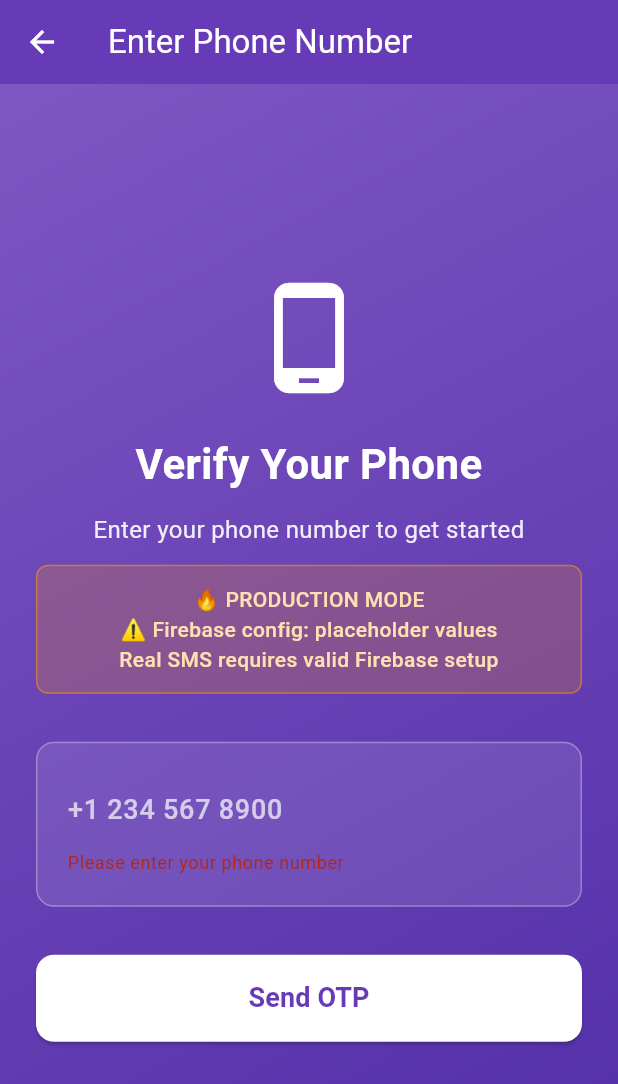
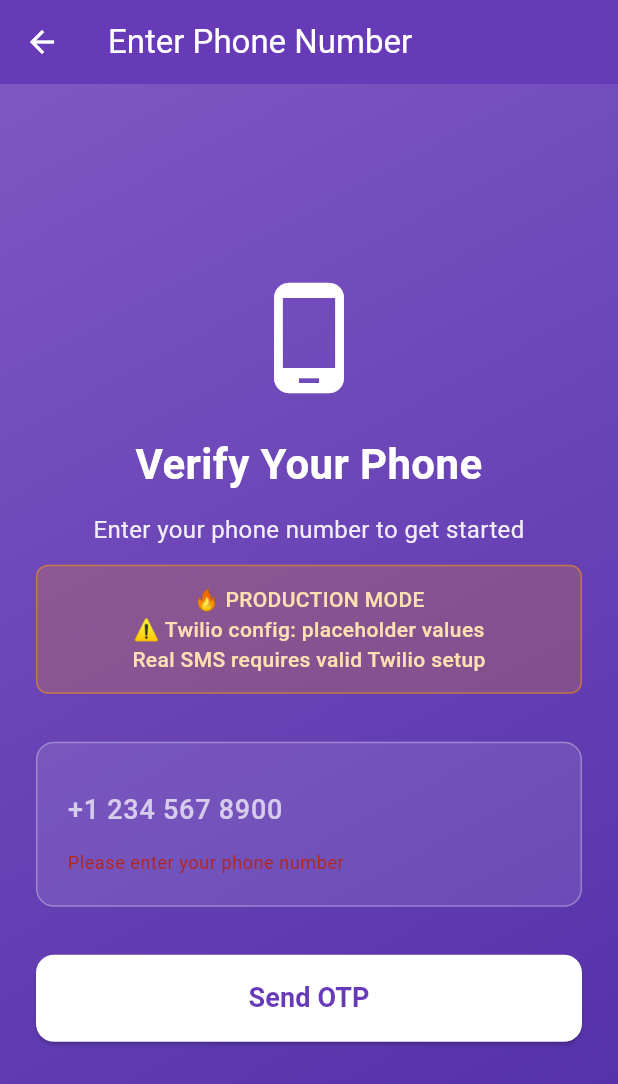
Before and after one commit to mitchell1972/examCoachApp, a Flutter app: the PhoneInputScreen screen opened directly, after a tap on "Send OTP", on a phone screen of 412 x 824 dp. Shown: the top 1084 px of the screen. Run offline on Flutter 3.47's test engine with Material 3 defaults, Android fonts, the phone set to English and light mode, and no system bars; our stand-ins replace flutter_secure_storage, logger; accounts and stored records are empty.

Commit message:
Remove all Firebase references and dependencies, transition to Twilio/demo mode
- Removed Firebase from pubspec.yaml and code
- Updated error handling and messages for Twilio
- Cleaned up documentation
- Fixes compilation errors in GitHub Actions

```diff
--- a/lib/screens/otp_verification_screen.dart
+++ b/lib/screens/otp_verification_screen.dart
@@ -234,7 +234,7 @@ class _OTPVerificationScreenState extends State<OTPVerificationScreen> {
                   ),
                   child: Text(
                     kReleaseMode
-                      ? '📱 OTP sending may fail\n⚠️ Firebase config incomplete'
+                      ? '📱 PRODUCTION MODE\n⚠️ Twilio config required for SMS'
                       : '🎭 DEMO CODE: 123456\n(No real SMS sent)',
                     style: TextStyle(
                       fontSize: 16,
--- a/lib/screens/phone_input_screen.dart
+++ b/lib/screens/phone_input_screen.dart
@@ -67,14 +67,13 @@ class _PhoneInputScreenState extends State<PhoneInputScreen> {
     } catch (error, stackTrace) {
       _logger.e('Unexpected error during OTP send', error: error, stackTrace: stackTrace);
 
-      // Provide more specific error messages for common Firebase issues
+      // Provide more specific error messages for common API issues
       String errorMessage = 'An unexpected error occurred. Please try again.';
 
-      if (error.toString().contains('firebase') ||
-          error.toString().contains('Firebase') ||
+      if (error.toString().contains('your-backend-api.com') ||
           error.toString().contains('your-web-api-key-here')) {
-        errorMessage = '🔥 Firebase configuration incomplete.\n'
-                      'In production: Real Firebase config needed.\n'
+        errorMessage = '🔧 API configuration incomplete.\n'
+                      'In production: Real API endpoints needed.\n'
                       'For demo: Use local development mode.';
       } else if (error.toString().contains('network') ||
                  error.toString().contains('connection')) {
@@ -169,7 +168,7 @@ class _PhoneInputScreenState extends State<PhoneInputScreen> {
                     ),
                     child: Text(
                       kReleaseMode
-                        ? '🔥 PRODUCTION MODE\n⚠️ Firebase config: placeholder values\nReal SMS requires valid Firebase setup'
+                        ? '🔥 PRODUCTION MODE\n⚠️ Twilio config: placeholder values\nReal SMS requires valid Twilio setup'
                         : '🎭 DEMO MODE\nNo real SMS - Use code: 123456',
                       style: TextStyle(
                         fontSize: 14,
--- a/lib/services/error_handler.dart
+++ b/lib/services/error_handler.dart
@@ -160,7 +160,7 @@ class ErrorHandler {
     String? context,
     ErrorSeverity severity,
   ) {
-    // This would integrate with services like Firebase Crashlytics, Sentry, etc.
+    // This would integrate with services like Sentry, LogRocket, etc.
     // For now, it's a placeholder for production error tracking
     _logger.i('Production monitoring: $severity - $error');
   }
```
Also changed, not shown: pubspec.yaml (+17 -24 lines), pubspec.lock, 1 other file.
